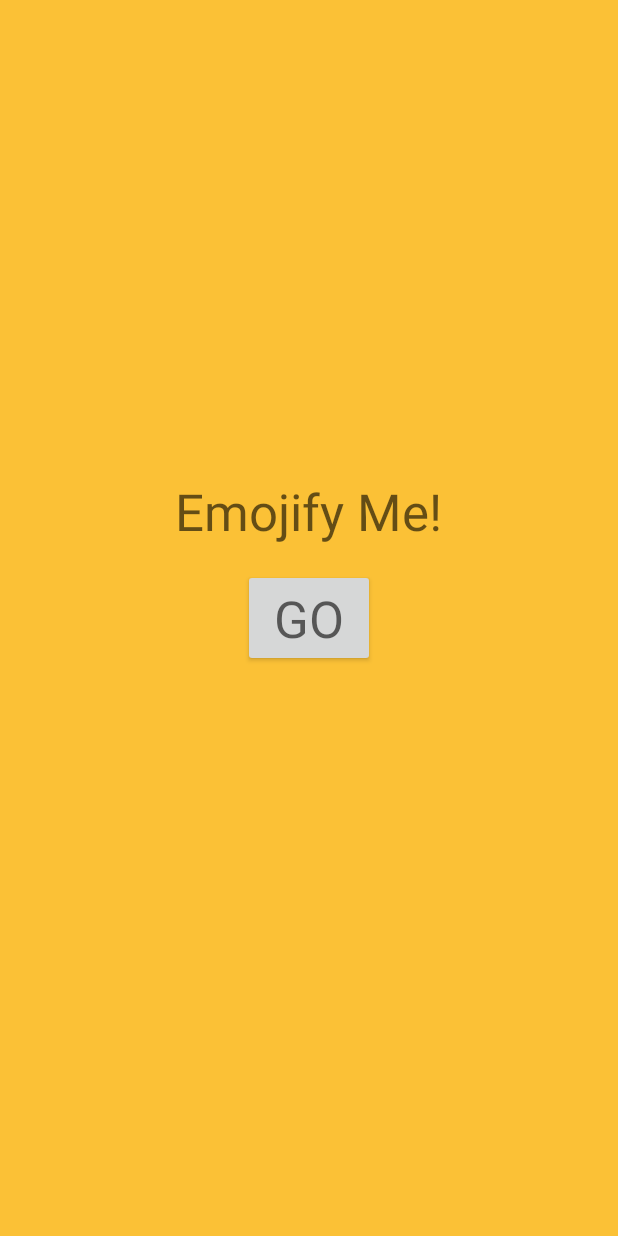
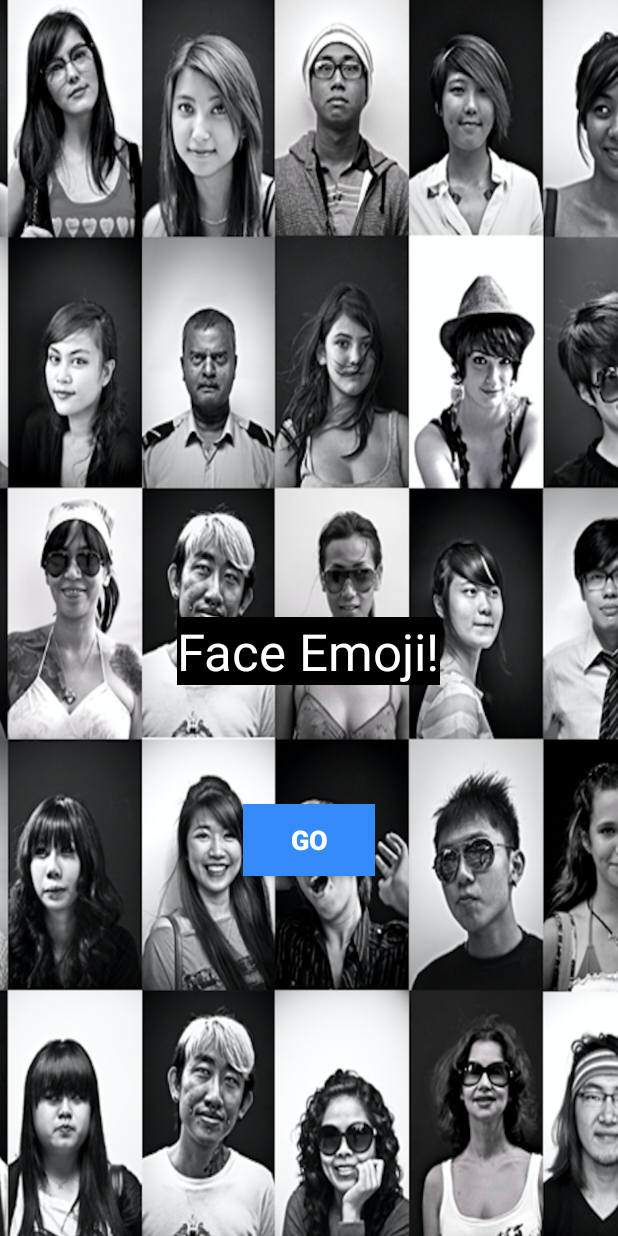
Before and after one commit to shahshail/FaceEmoji, an Android app: the screen it shows after launch (MainActivity), on a phone screen of 412 x 824 dp. Run offline under Robolectric (Android 15) with nearby library versions, the phone set to English and light mode, and no system bars; our stand-ins replace ButterKnife, Timber; 1 statement that could not run was skipped.

Commit message:
Layout Modified..

```diff
--- a/app/src/main/res/layout/activity_main.xml
+++ b/app/src/main/res/layout/activity_main.xml
@@ -20,7 +20,7 @@
     android:id="@+id/activity_main"
     android:layout_width="match_parent"
     android:layout_height="match_parent"
-    android:background="@color/colorPrimary"
+    android:background="@drawable/ic_background2"
     android:paddingBottom="@dimen/activity_vertical_margin"
     android:paddingLeft="@dimen/activity_horizontal_margin"
     android:paddingRight="@dimen/activity_horizontal_margin"
@@ -31,28 +31,40 @@
         android:id="@+id/image_view"
         android:layout_width="match_parent"
         android:layout_height="match_parent"
-        android:layout_margin="@dimen/view_margin"
         android:contentDescription="@string/imageview_description"
-        android:scaleType="fitStart" />
+        android:scaleType="fitStart"
+        android:layout_marginLeft="@dimen/view_margin"
+        android:layout_marginRight="@dimen/view_margin"
+        android:layout_alignParentTop="true"
+        android:layout_centerHorizontal="true" />
 
     <TextView
         android:id="@+id/title_text_view"
         android:layout_width="wrap_content"
         android:layout_height="wrap_content"
+        android:background="@android:color/black"
+        android:text="@string/face_emoji"
+        android:textColor="@android:color/white"
+        android:textAppearance="@style/TextAppearance.AppCompat.Display1"
+        android:layout_marginLeft="@dimen/view_margin"
+        android:layout_marginRight="@dimen/view_margin"
+        android:layout_marginBottom="79dp"
         android:layout_above="@+id/emojify_button"
-        android:layout_centerHorizontal="true"
-        android:layout_margin="@dimen/view_margin"
-        android:text="@string/emojify_me"
-        android:textAppearance="@style/TextAppearance.AppCompat.Display1" />
+        android:layout_centerHorizontal="true" />
 
     <Button
         android:id="@+id/emojify_button"
         android:layout_width="wrap_content"
         android:layout_height="wrap_content"
-        android:layout_centerHorizontal="true"
-        android:layout_centerVertical="true"
         android:text="@string/go"
-        android:textAppearance="@style/TextAppearance.AppCompat.Display1"/>
+        style="@style/TextAppearance.AppCompat.Widget.Button.Colored"
+        android:background="@color/colorPrimary"
+        android:textStyle="bold"
+        android:textSize="18sp"
+        android:textAppearance="@style/TextAppearance.AppCompat.Display1"
+        android:layout_marginBottom="224dp"
+        android:layout_alignParentBottom="true"
+        android:layout_centerHorizontal="true" />
 
     <android.support.design.widget.FloatingActionButton
         android:id="@+id/clear_button"
--- a/app/src/main/res/values/colors.xml
+++ b/app/src/main/res/values/colors.xml
@@ -14,7 +14,7 @@
  See the License for the specific language governing permissions and
  limitations under the License.-->
 <resources>
-    <color name="colorPrimary">#FBC136</color>
-    <color name="colorPrimaryDark">#E19F05</color>
+    <color name="colorPrimary">#368bfb</color>
+    <color name="colorPrimaryDark">#053ce1</color>
     <color name="colorAccent">#FF4081</color>
 </resources>
--- a/app/src/main/res/values/strings.xml
+++ b/app/src/main/res/values/strings.xml
@@ -13,7 +13,7 @@
  limitations under the License.-->
 <resources>
     <string name="app_name">Emojify</string>
-    <string name="emojify_me">Emojify Me!</string>
+    <string name="face_emoji">Face Emoji!</string>
     <string name="no_emoji">No Emoji Expression Found</string>
     <string name="delete_success">Images was deleted!</string>
     <string name="delete_failure">Image deletion failed</string>
```
Also changed, not shown: app/src/main/res/Screenshots/play_dependencies.png (added), app/src/main/res/Screenshots/sdk_library.png (added), app/src/main/res/drawable/ic_background.jpg (added), app/src/main/res/drawable/ic_background2.png (added), 2 other files.
